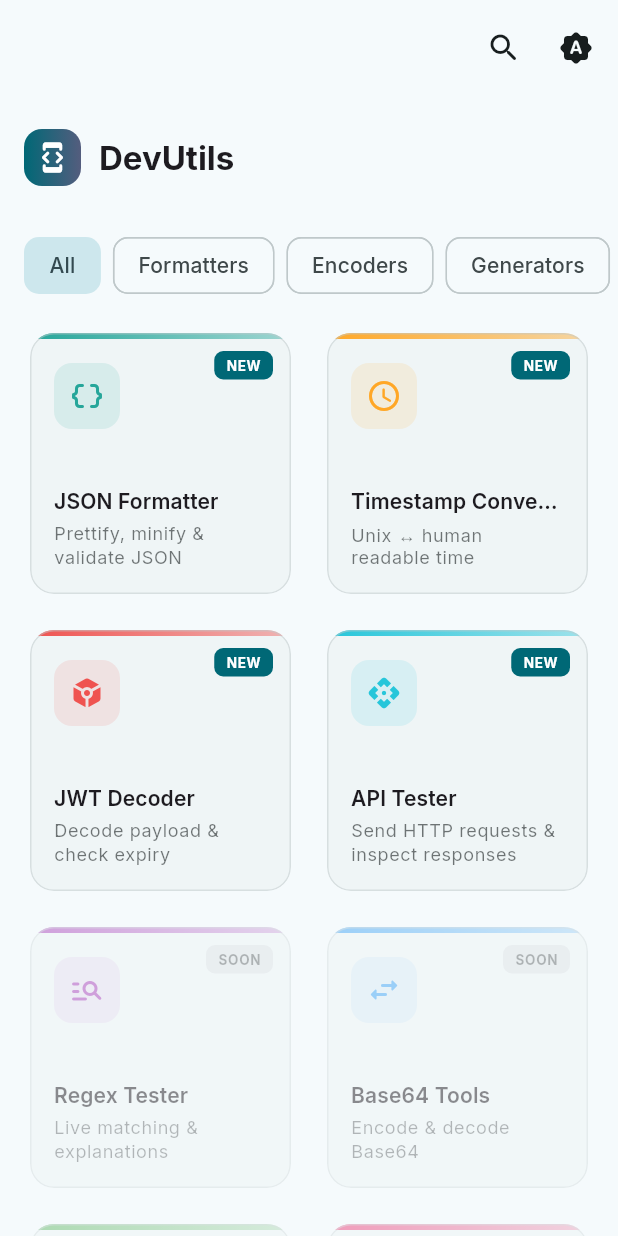
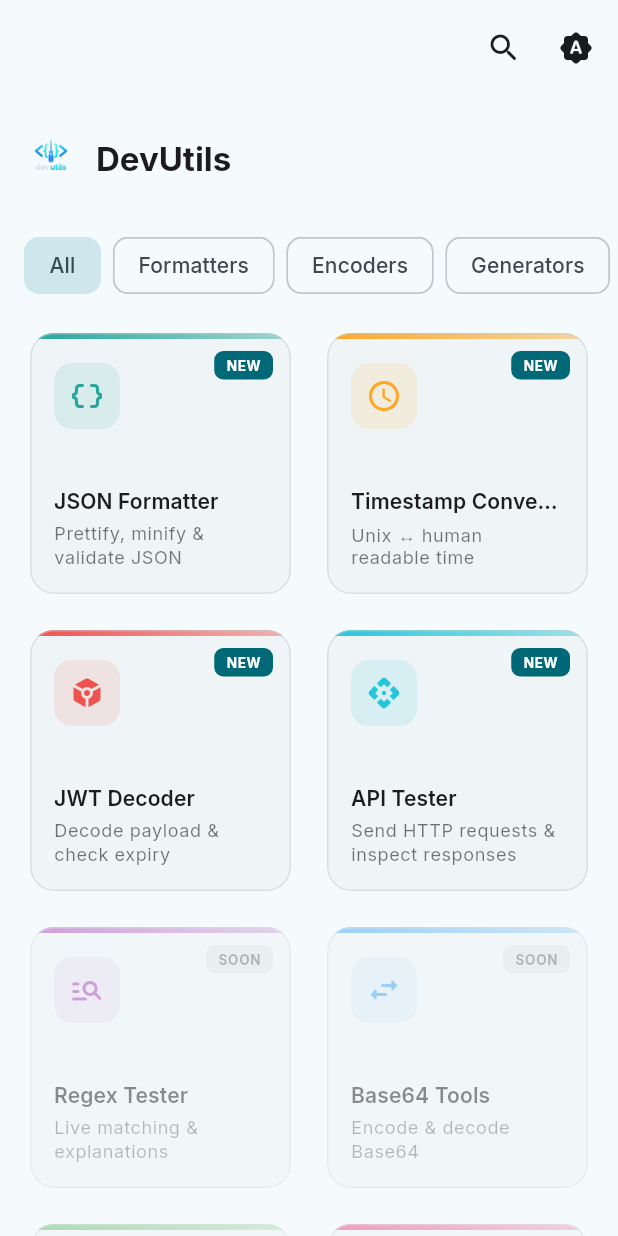
Before and after one commit to ishaan-jindal/DevUtils-Flutter, a Flutter app: the screen it shows after launch, on a phone screen of 412 x 824 dp. Run offline on Flutter 3.47's test engine with Material 3 defaults, Android fonts, the phone set to English and light mode, and no system bars; our stand-ins replace equatable, flutter_bloc, get_it, go_router, google_fonts, injectable and 1 more.

Commit message:
app icon

```diff
--- a/lib/features/home/pages/home_page.dart
+++ b/lib/features/home/pages/home_page.dart
@@ -192,18 +192,12 @@ class _HomePageState extends State<HomePage> {
   Widget _buildTitle(ThemeData theme) {
     return Row(
       children: [
-        Container(
-          padding: const EdgeInsets.all(8),
-          decoration: BoxDecoration(
-            gradient: LinearGradient(
-              colors: [theme.colorScheme.primary, theme.colorScheme.tertiary],
-            ),
-            borderRadius: BorderRadius.circular(12),
-          ),
-          child: const Icon(
-            Icons.developer_mode_rounded,
-            color: Colors.white,
-            size: 22,
+        ClipRRect(
+          borderRadius: BorderRadius.circular(10),
+          child: Image.asset(
+            'assets/app_icon.png',
+            width: 36,
+            height: 36,
           ),
         ),
         const SizedBox(width: 12),
```
Also changed, not shown: pubspec.yaml (+16 -55 lines), assets/app_icon.png (added), pubspec.lock, 42 other files.
